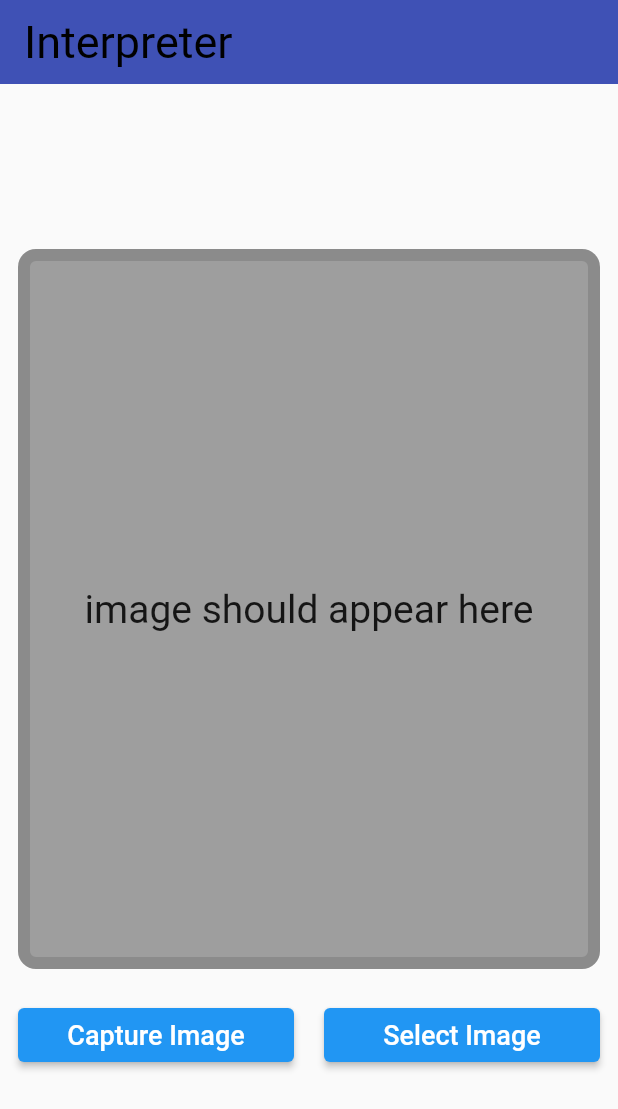
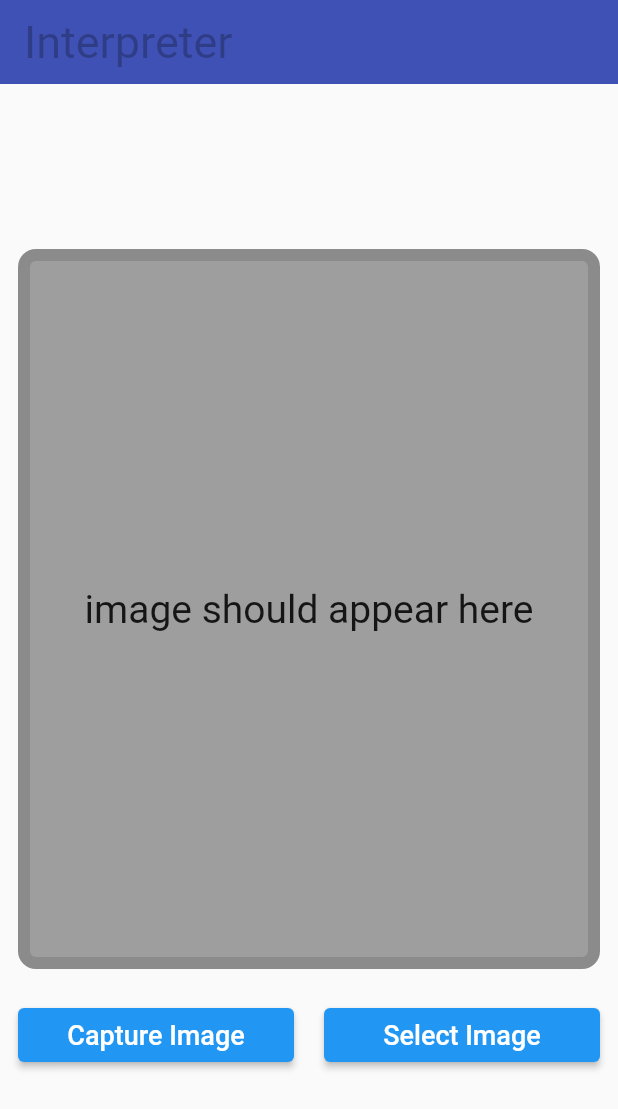
Before and after one commit to Kholoudnssar/sign_language, a Flutter app: the Myhome screen opened directly, on a phone screen of 412 x 824 dp. Shown: the top 1109 px of the screen. Run offline on Flutter 3.47's test engine with Material 2 defaults, Android fonts, the light colour scheme and no system bars; our stand-ins replace cloud_firestore, firebase_auth, firebase_core, image_picker, modal_progress_hud_nsn; missing offline and left inert: dart:ffi, finalprojectnew; accounts and stored records are empty.

Commit message:
homepage1,navbar

```diff
--- a/lib/screens/navscreens/homepage1.dart
+++ b/lib/screens/navscreens/homepage1.dart
@@ -19,7 +19,7 @@ class _MyhomeState extends State<Myhome> {
         elevation: 0.0,
         title:const Text('Interpreter'),
         titleTextStyle: const TextStyle(
-          color: Colors.black,
+          color: Colors.black26,
           fontSize: 30.0,
           fontWeight: FontWeight.w400,
         ),
--- a/lib/screens/navscreens/navbar.dart
+++ b/lib/screens/navscreens/navbar.dart
@@ -1,5 +1,5 @@
 import 'package:finalprojectnew/screens/navscreens/camera.dart';
-import 'package:finalprojectnew/screens/navscreens/homepage.dart';
+import 'package:finalprojectnew/screens/navscreens/homepage1.dart';
 import 'package:finalprojectnew/screens/navscreens/profile/profile.dart';
 import 'package:flutter/material.dart';
 class botnavbar extends StatefulWidget {
```
